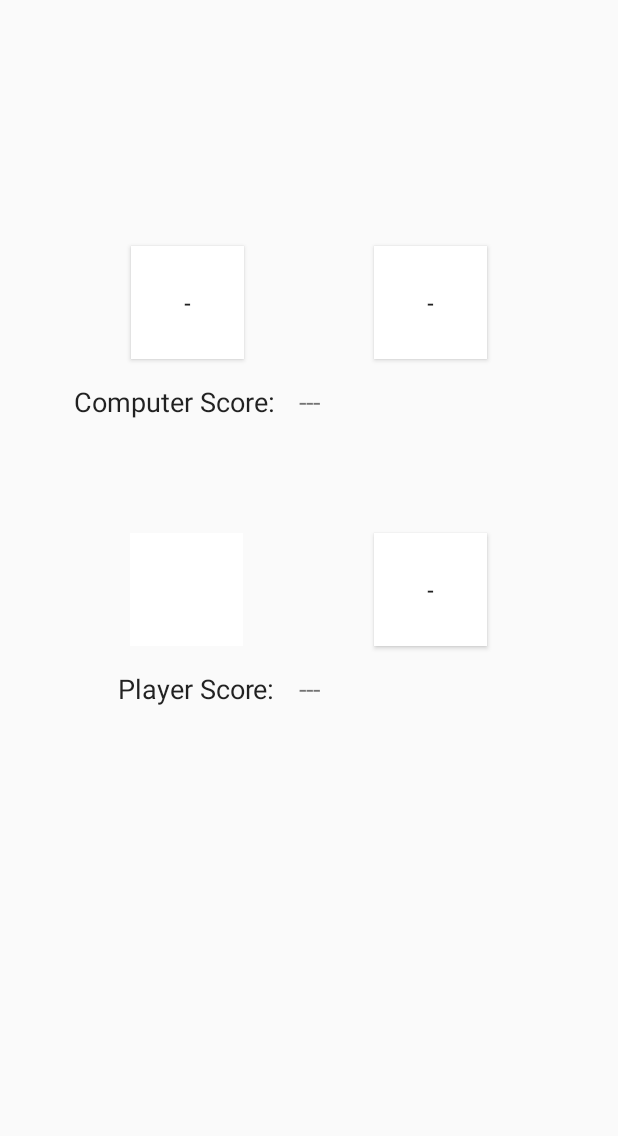
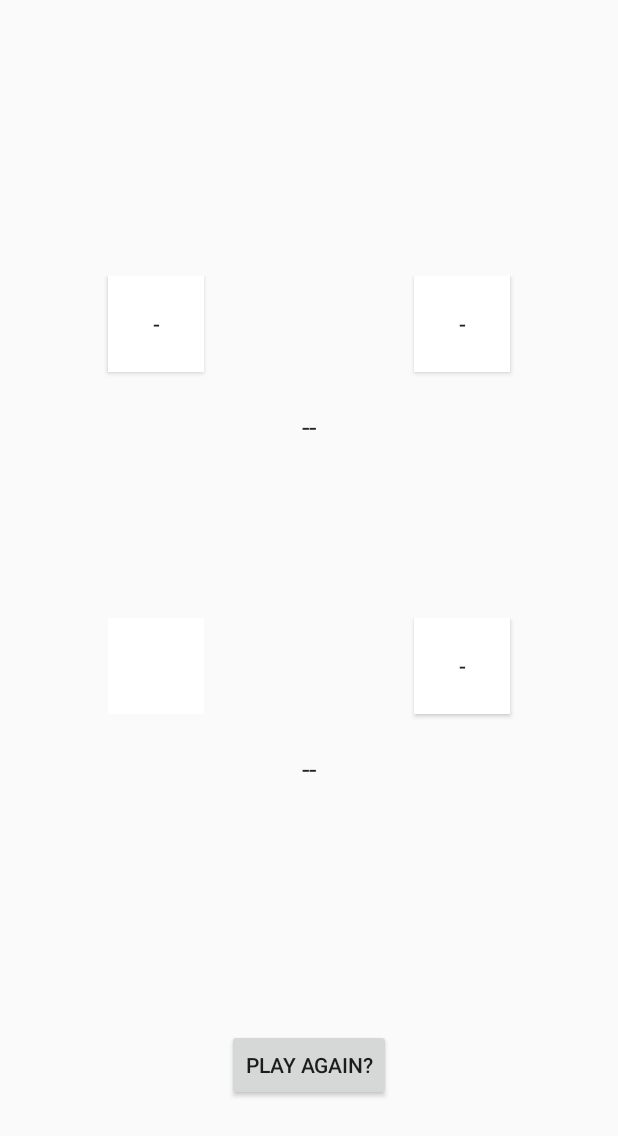
Before and after one commit to maxschlesinger/team06_hw1, an Android app: the layout activity_gameplay.xml on its own in the app's theme, with its tools: preview values and no code run, on a phone screen of 412 x 824 dp. Shown: the top 1136 px of the screen. Run offline under Robolectric (Android 15) with nearby library versions, the phone set to English and light mode, and no system bars.

Commit message:
Refactoring layout and strings while adding Play Again and winner prompt

```diff
--- a/HW1_DiceGame/app/src/main/java/edu/fullerton/csu/team06/hw1_dicegame/GameplayActivity.java
+++ b/HW1_DiceGame/app/src/main/java/edu/fullerton/csu/team06/hw1_dicegame/GameplayActivity.java
@@ -1,5 +1,6 @@
 package edu.fullerton.csu.team06.hw1_dicegame;
 
+import android.app.Activity;
 import android.content.Intent;
 import android.support.v7.app.AppCompatActivity;
 import android.os.Bundle;
@@ -10,7 +11,6 @@ import android.view.View.OnClickListener;
 import android.widget.Button;
 import android.widget.Spinner;
 import android.widget.TextView;
-import android.widget.Toast;
 
 public class GameplayActivity extends AppCompatActivity implements OnClickListener {
     ArrayAdapter<CharSequence> adapter;
@@ -23,6 +23,10 @@ public class GameplayActivity extends AppCompatActivity implements OnClickListen
     Spinner PLAYER_D1_UI;
     Button PLAYER_D2_UI;
     TextView PLAYER_SCORE_UI;
+    TextView WINNER_UI;
+    TextView PLAYER_SCORE_LABEL;
+    TextView CPU_SCORE_LABEL;
+    Button PLAY_AGAIN_BUTTON;
 
     // End simulated player object properties
 
@@ -52,8 +56,20 @@ public class GameplayActivity extends AppCompatActivity implements OnClickListen
         PLAYER_D2_UI.setOnClickListener(this);
 
         // get the TextViews for score
+        CPU_SCORE_LABEL = findViewById(R.id.CPU_Score_lbl);
+        PLAYER_SCORE_LABEL = findViewById(R.id.player_score_label);
+        CPU_SCORE_LABEL.setText(GAME.getCpuPlayer().getName() + " Score: ");
+        PLAYER_SCORE_LABEL.setText(GAME.getHumanPlayer().getName() + " Score: ");
         CPU_SCORE_UI = findViewById(R.id.CPU_Score_value);
         PLAYER_SCORE_UI = findViewById(R.id.Player_Score_value);
+
+        // get Play Again Button
+        PLAY_AGAIN_BUTTON = findViewById(R.id.play_again_button);
+        PLAY_AGAIN_BUTTON.setOnClickListener(this);
+        PLAY_AGAIN_BUTTON.setVisibility(View.INVISIBLE);
+
+        // get winner TextViews
+        WINNER_UI = findViewById(R.id.winner_textview);
 
         // setup the player spinner dice for choosing value
         PLAYER_D1_UI.setOnItemSelectedListener(new AdapterView.OnItemSelectedListener() {
@@ -97,6 +113,15 @@ public class GameplayActivity extends AppCompatActivity implements OnClickListen
                 /** Called when the player taps the second player dice */
                 GAME.getHumanPlayer().rollDice();
                 break;
+            case R.id.play_again_button:
+                Intent returnIntent = new Intent();
+                // 1 means play again
+                returnIntent.putExtra("result", 1);
+                setResult(Activity.RESULT_OK, returnIntent);
+                finish();
+                break;
+            default:
+                break;
         }
         // perform update to ui components for this activity
         updateUI();
@@ -113,8 +138,6 @@ public class GameplayActivity extends AppCompatActivity implements OnClickListen
          *              - set player score to default '-'
          */
         int ui_state = 0;
-        // Toast messages are for troubleshooting purposes only.  Intention is to remove once validated
-        String toastMsg = "select to roll CPU dice";
 
         // determine state of activity
         if (GAME.getCpuPlayer().getDice1() > 0 && GAME.getCpuPlayer().getDice2() > 0) {
@@ -128,8 +151,6 @@ public class GameplayActivity extends AppCompatActivity implements OnClickListen
              *              - set player score to default '-'
              */
             ui_state = 1;
-            // Toast messages are for troubleshooting purposes only.  Intention is to remove once validated
-            toastMsg = "choose your 1st dice";
         }
         if (GAME.getHumanPlayer().getDice1() > 0) {
             /*
@@ -143,8 +164,6 @@ public class GameplayActivity extends AppCompatActivity implements OnClickListen
              *              - set player score to default '-'
              */
             ui_state = 2;
-            // Toast messages are for troubleshooting purposes only.  Intention is to remove once validated
-            toastMsg = "roll your 2nd dice";
         }
         if (GAME.getHumanPlayer().getDice2() > 0) {
             /*
@@ -158,15 +177,13 @@ public class GameplayActivity extends AppCompatActivity implements OnClickListen
              */
             ui_state = 3;
             if (GAME.getHumanPlayer().getScore() < GAME.getCpuPlayer().getScore()) {
-                // Toast messages are for troubleshooting purposes only.  Intention is to remove once validated
-                toastMsg = "You Lose...";
+                WINNER_UI.setText(GAME.getCpuPlayer().getName() + " Wins!");
             } else if (GAME.getHumanPlayer().getScore() > GAME.getCpuPlayer().getScore()) {
-                // Toast messages are for troubleshooting purposes only.  Intention is to remove once validated
-                toastMsg = "You Win!!";
+                WINNER_UI.setText(GAME.getHumanPlayer().getName() + " Wins!");
             } else {
-                // Toast messages are for troubleshooting purposes only.  Intention is to remove once validated
-                toastMsg = "-No Winner-";
+                WINNER_UI.setText("It's a tie!");
             }
+            PLAY_AGAIN_BUTTON.setVisibility(View.VISIBLE);
         }
         /* STATE TRANSITION BASED ON COMPONENT  4 unique sets of components
          *      UI COMPONENT(s)              0       1       2       3
@@ -222,9 +239,6 @@ public class GameplayActivity extends AppCompatActivity implements OnClickListen
             PLAYER_D2_UI.setText(Integer.toString(GAME.getHumanPlayer().getDice2()));
             PLAYER_SCORE_UI.setText(Integer.toString(GAME.getHumanPlayer().getScore()));
         }
-        // Temporary toast for acknowledgment - Remove once sequence is finished
-        Toast.makeText(getBaseContext(),toastMsg,Toast.LENGTH_LONG).show();
 
     }
-
 }
--- a/HW1_DiceGame/app/src/main/java/edu/fullerton/csu/team06/hw1_dicegame/HelpActivity.java
+++ b/HW1_DiceGame/app/src/main/java/edu/fullerton/csu/team06/hw1_dicegame/HelpActivity.java
@@ -56,7 +56,11 @@ public class HelpActivity extends AppCompatActivity implements View.OnClickListe
         switch (v.getId()) {
             case R.id.play_button_from_help: {
                 Intent playIntent = new Intent(this, GameplayActivity.class);
+                playIntent.setFlags(Intent.FLAG_ACTIVITY_FORWARD_RESULT);
+                Game newGame = new Game();
+                playIntent.putExtra("gameObject", newGame);
                 startActivity(playIntent);
+                finish();
                 break;
             }
             case R.id.back_button: {
@@ -67,6 +71,5 @@ public class HelpActivity extends AppCompatActivity implements View.OnClickListe
                 break;
             }
         }
-
     }
 }
--- a/HW1_DiceGame/app/src/main/java/edu/fullerton/csu/team06/hw1_dicegame/HomeActivity.java
+++ b/HW1_DiceGame/app/src/main/java/edu/fullerton/csu/team06/hw1_dicegame/HomeActivity.java
@@ -1,6 +1,8 @@
 package edu.fullerton.csu.team06.hw1_dicegame;
 
+import android.app.Activity;
 import android.content.Intent;
+import android.support.annotation.Nullable;
 import android.support.v7.app.AppCompatActivity;
 import android.os.Bundle;
 import android.view.View;
@@ -30,12 +32,12 @@ public class HomeActivity extends AppCompatActivity implements OnClickListener {
                 Intent intent = new Intent(this, GameplayActivity.class);
                 Game newGame = new Game();
                 intent.putExtra("gameObject", newGame);
-                startActivity(intent);
+                startActivityForResult(intent, 1);
                 break;
             }
             case R.id.helpButton: {
                 Intent intent = new Intent(this, HelpActivity.class);
-                startActivity(intent);
+                startActivityForResult(intent, 1);
                 break;
             }
             case R.id.aboutButton: {
@@ -47,4 +49,20 @@ public class HomeActivity extends AppCompatActivity implements OnClickListener {
             }
         }
     }
+
+    @Override
+    protected void onActivityResult(int requestCode, int resultCode, @Nullable Intent data) {
+        if (requestCode == 1) {
+            if (resultCode == Activity.RESULT_OK) {
+                Integer result = data.getIntExtra("result", 0);
+                if (result == 1) {
+                    // Restart game/Play Again
+                    Intent intent = new Intent(this, GameplayActivity.class);
+                    Game newGame = new Game();
+                    intent.putExtra("gameObject", newGame);
+                    startActivityForResult(intent, 1);
+                }
+            }
+        }
+    }
 }
--- a/HW1_DiceGame/app/src/main/res/layout/activity_gameplay.xml
+++ b/HW1_DiceGame/app/src/main/res/layout/activity_gameplay.xml
@@ -1,122 +1,158 @@
 <?xml version="1.0" encoding="utf-8"?>
-<android.support.constraint.ConstraintLayout xmlns:android="http://schemas.android.com/apk/res/android"
+<LinearLayout xmlns:android="http://schemas.android.com/apk/res/android"
     xmlns:app="http://schemas.android.com/apk/res-auto"
     xmlns:tools="http://schemas.android.com/tools"
     android:layout_width="match_parent"
     android:layout_height="match_parent"
     android:background="@android:color/transparent"
-    tools:context=".GameplayActivity">
+    tools:context=".GameplayActivity"
+    android:weightSum="1"
+    android:orientation="vertical"
+    android:gravity="center">
+
+    <RelativeLayout
+        android:id="@+id/win_layout"
+        android:layout_width="match_parent"
+        android:layout_height="0dp"
+        android:layout_marginHorizontal="@dimen/layout_win_margin"
+        android:layout_weight=".1"
+        android:layout_marginBottom="@dimen/layout_win_margin_bottom">
 
     <TextView
-        android:id="@+id/CPU_Score_lbl3"
+        android:id="@+id/winner_textview"
         android:layout_width="wrap_content"
         android:layout_height="wrap_content"
-        android:layout_marginEnd="16dp"
-        android:layout_marginRight="16dp"
-        android:layout_marginTop="16dp"
-        android:text="Player Score:"
+        android:textSize="@dimen/winner_text_size"
+        android:layout_centerInParent="true"
+        android:gravity="center"/>
+
+    </RelativeLayout>
+
+    <RelativeLayout
+        android:id="@+id/computer_relative_layout"
+        android:layout_width="match_parent"
+        android:layout_height="0dp"
+        android:layout_marginHorizontal="@dimen/layout_content_margin"
+        android:orientation="horizontal"
+        android:layout_weight=".3">
+
+        <Button
+            android:id="@+id/CPU_D1"
+            android:layout_width="@dimen/layout_button_size"
+            android:layout_height="@dimen/layout_button_size"
+            android:background="@android:color/background_light"
+            android:enabled="true"
+            android:text="@string/cpu_d1"
+            android:layout_weight=".5"
+            android:layout_alignParentLeft="true"
+            android:layout_marginHorizontal="@dimen/layout_button_margin"/>
+
+        <Button
+            android:id="@+id/CPU_D2"
+            android:layout_width="@dimen/layout_button_size"
+            android:layout_height="@dimen/layout_button_size"
+            android:layout_weight=".5"
+            android:background="@android:color/background_light"
+            android:enabled="true"
+            android:text="@string/cpu_d2"
+            android:layout_alignParentRight="true"
+            android:layout_marginHorizontal="@dimen/layout_button_margin"/>
+
+        <TextView
+            android:id="@+id/CPU_Score_lbl"
+            android:layout_width="wrap_content"
+            android:layout_height="wrap_content"
             android:textAppearance="@style/TextAppearance.AppCompat"
-        android:textSize="18sp"
-        app:layout_constraintEnd_toStartOf="@+id/Player_Score_value"
-        app:layout_constraintTop_toBottomOf="@+id/PLYR_D1" />
+            android:textSize="@dimen/dice_text_size"
+            android:layout_below="@id/CPU_D1"
+            android:layout_toLeftOf="@id/CPU_Score_value"
+            android:layout_marginTop="@dimen/score_margin_top"/>
+
+        <TextView
+            android:id="@+id/CPU_Score_value"
+            android:layout_width="wrap_content"
+            android:layout_height="wrap_content"
+            android:text="--"
+            android:textAppearance="@style/TextAppearance.AppCompat"
+            android:textSize="@dimen/dice_text_size"
+            android:layout_alignParentBottom="true"
+            android:layout_below="@id/CPU_D1"
+            android:layout_centerHorizontal="true"
+            android:layout_marginTop="@dimen/score_margin_top"
+            android:layout_marginLeft="@dimen/score_margin_left"/>
+
+    </RelativeLayout>
+
+    <RelativeLayout
+        android:id="@+id/player_relative_layout"
+        android:layout_width="match_parent"
+        android:layout_height="0dp"
+        android:layout_marginHorizontal="@dimen/layout_content_margin"
+        android:orientation="horizontal"
+        android:layout_weight=".3">
+
+        <Spinner
+            android:id="@+id/PLYR_D1"
+            android:layout_alignParentLeft="true"
+            android:background="@android:color/background_light"
+            android:layout_width="@dimen/layout_button_size"
+            android:layout_height="@dimen/layout_button_size"
+            android:layout_weight=".5"
+            android:layout_marginHorizontal="@dimen/layout_button_margin"
+            android:textAlignment="center"/>
+
+        <Button
+            android:id="@+id/PLYR_D2"
+            android:layout_width="@dimen/layout_button_size"
+            android:layout_height="@dimen/layout_button_size"
+            android:layout_weight=".5"
+            android:background="@android:color/background_light"
+            android:enabled="true"
+            android:text="@string/player_d2"
+            android:layout_alignParentRight="true"
+            android:layout_marginHorizontal="@dimen/layout_button_margin"/>
+
+        <TextView
+            android:id="@+id/player_score_label"
+            android:layout_width="wrap_content"
+            android:layout_height="wrap_content"
+            android:textAppearance="@style/TextAppearance.AppCompat"
+            android:textSize="@dimen/dice_text_size"
+            android:layout_below="@id/PLYR_D1"
+            android:layout_toLeftOf="@id/Player_Score_value"
+            android:layout_marginTop="@dimen/score_margin_top"/>
 
         <TextView
             android:id="@+id/Player_Score_value"
             android:layout_width="wrap_content"
             android:layout_height="wrap_content"
-        android:layout_marginTop="16dp"
-        android:text="---"
-        android:textSize="18sp"
-        app:layout_constraintEnd_toEndOf="parent"
-        app:layout_constraintStart_toStartOf="parent"
-        app:layout_constraintTop_toBottomOf="@+id/PLYR_D2" />
+            android:text="@string/score_placeholder"
+            android:textAppearance="@style/TextAppearance.AppCompat"
+            android:textSize="@dimen/dice_text_size"
+            android:layout_alignParentBottom="true"
+            android:layout_below="@id/PLYR_D1"
+            android:layout_centerHorizontal="true"
+            android:layout_marginTop="@dimen/score_margin_top"
+            android:layout_marginLeft="@dimen/score_margin_left"/>
+
+    </RelativeLayout>
+
+    <RelativeLayout
+    android:id="@+id/play_again_layout"
+    android:layout_width="match_parent"
+    android:layout_height="0dp"
+    android:layout_marginHorizontal="@dimen/layout_content_margin"
+    android:layout_weight=".1"
+    android:layout_marginTop="@dimen/play_again_margin_top">
 
     <Button
-        android:id="@+id/PLYR_D2"
-        android:layout_width="75dp"
-        android:layout_height="75dp"
-        android:layout_marginTop="116dp"
-        android:background="@android:color/background_light"
-        android:enabled="true"
-        android:text="@string/player_d2"
-        app:layout_constraintEnd_toEndOf="parent"
-        app:layout_constraintStart_toEndOf="@+id/CPU_D1"
-        app:layout_constraintTop_toBottomOf="@+id/CPU_D2"
-        tools:barrierDirection="left" />
-
-    <Button
-        android:id="@+id/CPU_D1"
-        android:layout_width="75dp"
-        android:layout_height="75dp"
-        android:layout_marginTop="164dp"
-        android:background="@android:color/background_light"
-        android:enabled="true"
-        android:text="@string/cpu_d1"
-        app:layout_constraintEnd_toStartOf="@+id/CPU_D2"
-        app:layout_constraintHorizontal_bias="0.5"
-        app:layout_constraintStart_toStartOf="parent"
-        app:layout_constraintTop_toTopOf="parent"
-        tools:barrierDirection="left" />
-
-    <Button
-        android:id="@+id/CPU_D2"
-        android:layout_width="75dp"
-        android:layout_height="75dp"
-        android:layout_marginTop="164dp"
-        android:background="@android:color/background_light"
-        android:enabled="true"
-        android:text="@string/cpu_d2"
-        app:layout_constraintEnd_toEndOf="parent"
-        app:layout_constraintHorizontal_bias="0.5"
-        app:layout_constraintStart_toEndOf="@+id/CPU_D1"
-        app:layout_constraintTop_toTopOf="parent"
-        tools:barrierDirection="left" />
-
-    <TextView
-        android:id="@+id/CPU_Score_lbl"
+        android:id="@+id/play_again_button"
         android:layout_width="wrap_content"
         android:layout_height="wrap_content"
-        android:layout_marginEnd="16dp"
-        android:layout_marginRight="16dp"
-        android:layout_marginTop="16dp"
-        android:text="Computer Score:"
-        android:textAppearance="@style/TextAppearance.AppCompat"
-        android:textSize="18sp"
-        app:layout_constraintEnd_toStartOf="@+id/CPU_Score_value"
-        app:layout_constraintTop_toBottomOf="@+id/CPU_D1" />
+        android:text="Play Again?"
+        android:layout_centerInParent="true"
+        android:gravity="center"/>
 
-    <TextView
-        android:id="@+id/CPU_Score_value"
-        android:layout_width="wrap_content"
-        android:layout_height="wrap_content"
-        android:layout_marginTop="16dp"
-        android:text="---"
-        android:textSize="18sp"
-        app:layout_constraintEnd_toEndOf="parent"
-        app:layout_constraintStart_toStartOf="parent"
-        app:layout_constraintTop_toBottomOf="@+id/CPU_D2" />
+    </RelativeLayout>
 
-    <Spinner
-        android:id="@+id/PLYR_D1"
-        android:layout_width="75dp"
-        android:layout_height="75dp"
-        android:layout_marginTop="116dp"
-        android:background="@android:color/background_light"
-        android:gravity="right|center_vertical|center_horizontal"
-        app:layout_constraintEnd_toEndOf="parent"
-        app:layout_constraintHorizontal_bias="0.258"
-        app:layout_constraintStart_toStartOf="parent"
-        app:layout_constraintTop_toBottomOf="@+id/CPU_D1"
-        android:paddingLeft="30dp"
-        android:paddingRight="10dp"
-        android:paddingTop="2dp"
-        android:paddingBottom="2dp" />
-
-    <android.support.constraint.Guideline
-        android:id="@+id/guideline"
-        android:layout_width="wrap_content"
-        android:layout_height="wrap_content"
-        android:orientation="vertical"
-        app:layout_constraintGuide_begin="20dp" />
-
-</android.support.constraint.ConstraintLayout>
+</LinearLayout>
--- /dev/null
+++ b/HW1_DiceGame/app/src/main/res/values/dimens.xml
@@ -0,0 +1,13 @@
+<?xml version="1.0" encoding="utf-8"?>
+<resources>
+    <dimen name="layout_win_margin">64dp</dimen>
+    <dimen name="layout_win_margin_bottom">32dp</dimen>
+    <dimen name="layout_button_size">64dp</dimen>
+    <dimen name="layout_content_margin">48dp</dimen>
+    <dimen name="layout_button_margin">24dp</dimen>
+    <dimen name="score_margin_top">24dp</dimen>
+    <dimen name="score_margin_left">12dp</dimen>
+    <dimen name="play_again_margin_top">32dp</dimen>
+    <dimen name="winner_text_size">36sp</dimen>
+    <dimen name="dice_text_size">18sp</dimen>
+</resources>
--- a/HW1_DiceGame/app/src/main/res/values/strings.xml
+++ b/HW1_DiceGame/app/src/main/res/values/strings.xml
@@ -7,6 +7,7 @@
     <string name="player_d2">-</string>
     <string name="cpu_d1">-</string>
     <string name="cpu_d2">-</string>
+    <string name="score_placeholder">--</string>
     <string name="back">Back</string>
     <string-array name= "dice_values">
         <item>-</item>
```
Lines whose indentation alone changed are shown as unchanged.
